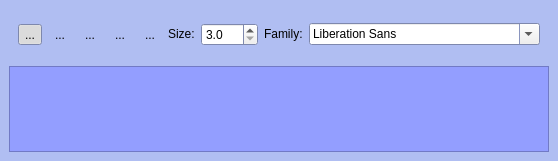
musescore/musescore-old, file mscore/mscore/textpalette.ui: the form before one commit.
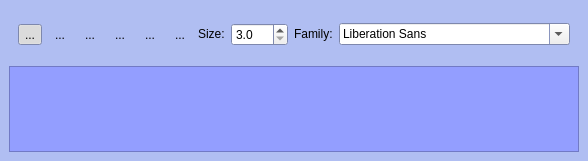
The form after the commit. Icons and pictures are not drawn.

```diff
--- a/mscore/mscore/textpalette.ui
+++ b/mscore/mscore/textpalette.ui
@@ -246,6 +246,28 @@
         </property>
        </widget>
       </item>
+      <item>
+       <widget class="QToolButton" name="typefaceUnderline" >
+        <property name="text" >
+         <string>...</string>
+        </property>
+        <property name="icon" >
+         <iconset resource="mscore.qrc" >:/data/text_under.svg</iconset>
+        </property>
+        <property name="iconSize" >
+         <size>
+          <width>24</width>
+          <height>24</height>
+         </size>
+        </property>
+        <property name="checkable" >
+         <bool>true</bool>
+        </property>
+        <property name="autoRaise" >
+         <bool>true</bool>
+        </property>
+       </widget>
+      </item>
       <item>
        <widget class="QLabel" name="label" >
         <property name="sizePolicy" >
```
